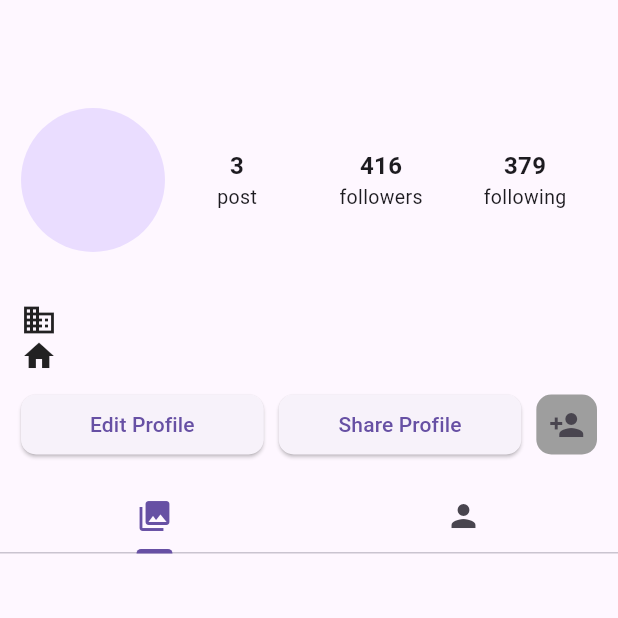
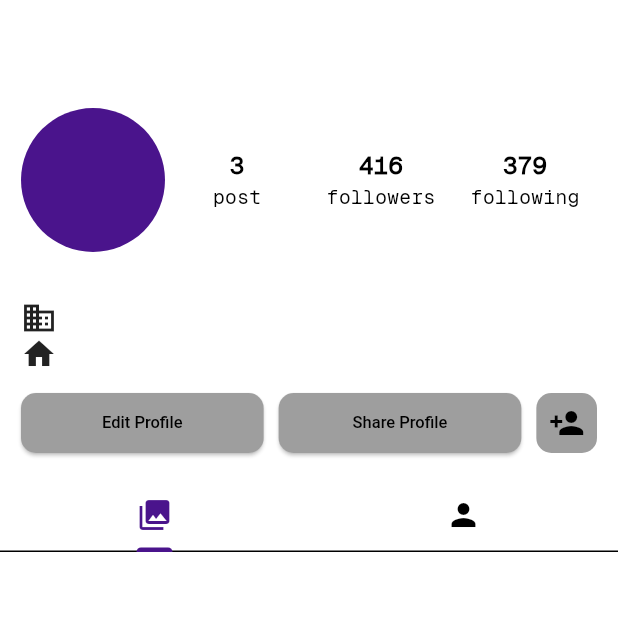
Before and after one commit to YigitTilki/mdp2, a Flutter app: the ProfileView screen opened directly with empty values, on a phone screen of 412 x 824 dp, the top half of it. Run offline on Flutter 3.47's test engine with Material 3 defaults, Android fonts, the phone set to English and light mode, and no system bars; our stand-ins replace auto_route, cached_network_image, connectivity_plus, dio, flutter_dotenv, flutter_i18n and 4 more; generated files the repository leaves out were written again; network calls fail.

Commit message:
theme added for light

```diff
--- a/lib/main.dart
+++ b/lib/main.dart
@@ -3,6 +3,7 @@ import 'package:flutter_i18n/flutter_i18n.dart';
 import 'package:flutter_localizations/flutter_localizations.dart';
 import 'package:flutter_riverpod/flutter_riverpod.dart';
 import 'package:mdp2/product/init/application_init.dart';
+import 'package:mdp2/product/init/theme/light_theme.dart';
 import 'package:mdp2/product/navigation/app_router.dart';
 
 final appRouter = AppRouter();
@@ -20,6 +21,7 @@ class MyApp extends StatelessWidget {
     return MaterialApp.router(
       debugShowCheckedModeBanner: false,
       routerConfig: appRouter.config(),
+      theme: LightTheme().themeData,
       localizationsDelegates: [
         FlutterI18nDelegate(
           translationLoader: FileTranslationLoader(
--- /dev/null
+++ b/lib/product/base/base_theme.dart
@@ -0,0 +1,11 @@
+import 'package:flutter/material.dart';
+
+abstract class BaseTheme {
+  ThemeData get themeData;
+  ColorScheme get colorScheme;
+  TextTheme get textTheme;
+  String get appFont;
+  ElevatedButtonThemeData get elevatedButtonThemeData;
+  AppBarTheme get appBarTheme;
+  ListTileThemeData get listTileThemeData;
+}
--- /dev/null
+++ b/lib/product/init/theme/light_theme.dart
@@ -0,0 +1,133 @@
+import 'package:flutter/material.dart';
+import 'package:mdp2/product/base/base_theme.dart';
+
+final class LightTheme implements BaseTheme {
+  @override
+  ColorScheme get colorScheme => ColorScheme.light(
+        primary: Colors.purple.shade900,
+        secondary: Colors.black,
+        tertiary: Colors.grey,
+      );
+
+  @override
+  AppBarTheme get appBarTheme => AppBarTheme(
+        color: colorScheme.surface,
+        titleTextStyle: textTheme.headlineSmall,
+        centerTitle: true,
+        actionsIconTheme: IconThemeData(color: colorScheme.secondary, size: 30),
+        iconTheme: IconThemeData(color: colorScheme.secondary, size: 30),
+      );
+
+  @override
+  String get appFont => 'GeistMono';
+
+  @override
+  ElevatedButtonThemeData get elevatedButtonThemeData =>
+      ElevatedButtonThemeData(
+        style: ElevatedButton.styleFrom(
+          foregroundColor: colorScheme.onSurface,
+          backgroundColor: colorScheme.tertiary,
+          shape: RoundedRectangleBorder(
+            borderRadius: BorderRadius.circular(10),
+          ),
+          textStyle: textTheme.labelSmall,
+        ),
+      );
+
+  @override
+  ListTileThemeData get listTileThemeData => ListTileThemeData(
+        subtitleTextStyle: textTheme.bodyMedium,
+        titleTextStyle: textTheme.titleMedium,
+      );
+
+  @override
+  ThemeData get themeData => ThemeData(
+        useMaterial3: true,
+        scaffoldBackgroundColor: colorScheme.surface,
+        appBarTheme: appBarTheme,
+        colorScheme: colorScheme,
+        fontFamily: appFont,
+        textTheme: textTheme,
+        elevatedButtonTheme: elevatedButtonThemeData,
+        listTileTheme: listTileThemeData,
+      );
+
+  @override
+  TextTheme get textTheme => TextTheme(
+        bodySmall: TextStyle(
+          fontSize: 12,
+          color: colorScheme.onSurface,
+          fontWeight: FontWeight.w400,
+        ),
+        bodyMedium: TextStyle(
+          fontSize: 14,
+          color: colorScheme.onSurface,
+          fontWeight: FontWeight.w400,
+        ),
+        bodyLarge: TextStyle(
+          fontSize: 16,
+          color: colorScheme.onSurface,
+          fontWeight: FontWeight.w400,
+        ),
+        labelSmall: TextStyle(
+          fontSize: 11,
+          color: colorScheme.onSurface,
+          fontWeight: FontWeight.w500,
+        ),
+        labelMedium: TextStyle(
+          fontSize: 12,
+          color: colorScheme.onSurface,
+          fontWeight: FontWeight.w500,
+        ),
+        labelLarge: TextStyle(
+          fontSize: 14,
+          color: colorScheme.onSurface,
+          fontWeight: FontWeight.w500,
+        ),
+        titleSmall: TextStyle(
+          fontSize: 14,
+          color: colorScheme.onSurface,
+          fontWeight: FontWeight.w500,
+        ),
+        titleMedium: TextStyle(
+          fontSize: 16,
+          color: colorScheme.onSurface,
+          fontWeight: FontWeight.w500,
+        ),
+        titleLarge: TextStyle(
+          fontSize: 22,
+          color: colorScheme.onSurface,
+          fontWeight: FontWeight.w500,
+        ),
+        headlineSmall: TextStyle(
+          fontSize: 24,
+          color: colorScheme.onSurface,
+          fontWeight: FontWeight.w500,
+        ),
+        headlineMedium: TextStyle(
+          fontSize: 28,
+          color: colorScheme.onSurface,
+          fontWeight: FontWeight.w600,
+        ),
+        headlineLarge: TextStyle(
+          fontSize: 32,
+          color: colorScheme.onSurface,
+          fontWeight: FontWeight.w600,
+        ),
+        displaySmall: TextStyle(
+          fontSize: 36,
+          color: colorScheme.onSurface,
+          fontWeight: FontWeight.w700,
+        ),
+        displayMedium: TextStyle(
+          fontSize: 45,
+          color: colorScheme.onSurface,
+          fontWeight: FontWeight.w700,
+        ),
+        displayLarge: TextStyle(
+          fontSize: 57,
+          color: colorScheme.onSurface,
+          fontWeight: FontWeight.w700,
+        ),
+      );
+}
```
Also changed, not shown: pubspec.yaml (+4 -4 lines), assets/fonts/GeistMono-Regular.ttf (added).
